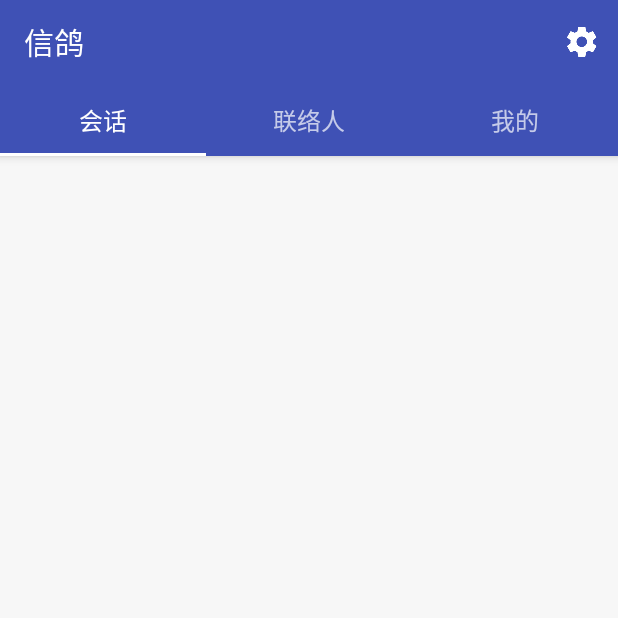
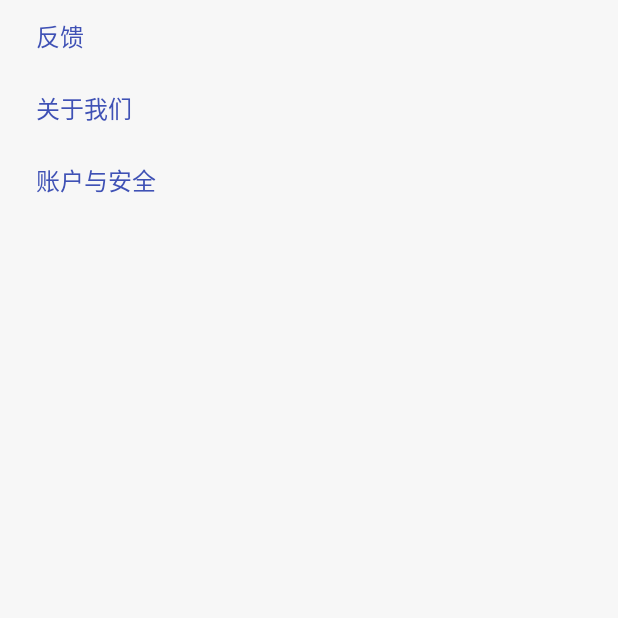
Before and after one commit to WongChen1992/PigeonIM, an Android app: the MainActivity screen opened directly, with no data from a screen before it, after a tap on "设置", on a phone screen of 412 x 824 dp, the top half of it. Run offline under Robolectric (Android 15) with nearby library versions, the phone set to English and light mode, and no system bars; our stand-ins replace ButterKnife; libraries missing offline, so code that uses them is left out: io.rong.imkit, io.rong.imlib; 2 statements that could not run were skipped.

Commit message:
颜色问题解决了

```diff
--- a/app/build.gradle
+++ b/app/build.gradle
@@ -5,7 +5,7 @@ android {
     defaultConfig {
         applicationId "com.pixel.pigeonim"
         minSdkVersion 21
-        targetSdkVersion 26
+        targetSdkVersion 23
         versionCode 1
         versionName "1.0"
         testInstrumentationRunner "android.support.test.runner.AndroidJUnitRunner"
--- a/app/src/main/AndroidManifest.xml
+++ b/app/src/main/AndroidManifest.xml
@@ -35,6 +35,10 @@
         <activity
             android:name=".activity.ResetPasswordActivity"
             android:screenOrientation="portrait"></activity>
+        <activity
+            android:name=".activity.SettingActivity"
+            android:screenOrientation="portrait"
+            android:theme="@style/Setting"></activity>
 
         <provider
             android:name="android.support.v4.content.FileProvider"
--- /dev/null
+++ b/app/src/main/java/com/pixel/pigeonim/activity/AppCompatPreferenceActivity.java
@@ -0,0 +1,108 @@
+package com.pixel.pigeonim.activity;
+
+import android.content.res.Configuration;
+import android.os.Bundle;
+import android.preference.PreferenceActivity;
+import android.support.annotation.LayoutRes;
+import android.support.annotation.Nullable;
+import android.support.v7.app.ActionBar;
+import android.support.v7.app.AppCompatDelegate;
+import android.support.v7.widget.Toolbar;
+import android.view.MenuInflater;
+import android.view.View;
+import android.view.ViewGroup;
+
+/**
+ * Created by a1111 on 17/11/10.
+ */
+
+public class AppCompatPreferenceActivity extends PreferenceActivity {
+    private AppCompatDelegate mDelegate;
+
+    @Override
+    protected void onCreate(Bundle savedInstanceState) {
+        getDelegate().installViewFactory();
+        getDelegate().onCreate(savedInstanceState);
+        super.onCreate(savedInstanceState);
+    }
+
+    @Override
+    protected void onPostCreate(Bundle savedInstanceState) {
+        super.onPostCreate(savedInstanceState);
+        getDelegate().onPostCreate(savedInstanceState);
+    }
+
+    public ActionBar getSupportActionBar() {
+        return getDelegate().getSupportActionBar();
+    }
+
+    public void setSupportActionBar(@Nullable Toolbar toolbar) {
+        getDelegate().setSupportActionBar(toolbar);
+    }
+
+    @Override
+    public MenuInflater getMenuInflater() {
+        return getDelegate().getMenuInflater();
+    }
+
+    @Override
+    public void setContentView(@LayoutRes int layoutResID) {
+        getDelegate().setContentView(layoutResID);
+    }
+
+    @Override
+    public void setContentView(View view) {
+        getDelegate().setContentView(view);
+    }
+
+    @Override
+    public void setContentView(View view, ViewGroup.LayoutParams params) {
+        getDelegate().setContentView(view, params);
+    }
+
+    @Override
+    public void addContentView(View view, ViewGroup.LayoutParams params) {
+        getDelegate().addContentView(view, params);
+    }
+
+    @Override
+    protected void onPostResume() {
+        super.onPostResume();
+        getDelegate().onPostResume();
+    }
+
+    @Override
+    protected void onTitleChanged(CharSequence title, int color) {
+        super.onTitleChanged(title, color);
+        getDelegate().setTitle(title);
+    }
+
+    @Override
+    public void onConfigurationChanged(Configuration newConfig) {
+        super.onConfigurationChanged(newConfig);
+        getDelegate().onConfigurationChanged(newConfig);
+    }
+
+    @Override
+    protected void onStop() {
+        super.onStop();
+        getDelegate().onStop();
+    }
+
+    @Override
+    protected void onDestroy() {
+        super.onDestroy();
+        getDelegate().onDestroy();
+    }
+
+    public void invalidateOptionsMenu() {
+        getDelegate().invalidateOptionsMenu();
+    }
+
+    private AppCompatDelegate getDelegate() {
+        if (mDelegate == null) {
+            mDelegate = AppCompatDelegate.create(this, null);
+        }
+        return mDelegate;
+    }
+}
--- a/app/src/main/java/com/pixel/pigeonim/activity/MainActivity.java
+++ b/app/src/main/java/com/pixel/pigeonim/activity/MainActivity.java
@@ -90,6 +90,7 @@ public class MainActivity extends BaseActivity {
 //                intent.setClass(this, SettingsActivity.class);
 //                startActivity(intent);
                 Log.e("====", "setting");
+                startActivity(SettingActivity.class);
                 break;
         }
         return super.onOptionsItemSelected(item);
--- a/app/src/main/java/com/pixel/pigeonim/activity/SignInActivity.java
+++ b/app/src/main/java/com/pixel/pigeonim/activity/SignInActivity.java
@@ -122,7 +122,7 @@ public class SignInActivity extends BaseActivity {
 //        }
 
         //TODO 登录成功后需用获取的Token 连接IM
-        String token = "MQZZLyEQCg8B+wktbT6LRSoqQbMQNljAVF/ShO4DvFjIPtDVH0kIsj4eQ5YZp5C/ebR0pR6N73E=";
+        String token = "rq4MDKpAuPQrguPKAqEoRLOeZFUHm564XgibGJz3apUtKlZ4pPBLbl33aRqUoaaTdS9/mZD8Qr91wMvbdNBO5A==";
         RongIMClient.connect(token, new RongIMClient.ConnectCallback() {
             @Override
             public void onTokenIncorrect() {
--- a/app/src/main/res/layout/activity_welcome.xml
+++ b/app/src/main/res/layout/activity_welcome.xml
@@ -3,6 +3,11 @@
     android:layout_width="match_parent"
     android:layout_height="match_parent"
     android:background="@color/colorAccent">
+    <ImageView
+        android:layout_width="wrap_content"
+        android:layout_height="wrap_content"
+        android:src="@mipmap/white"
+        android:layout_gravity="center"/>
 
 
 </FrameLayout>
--- a/app/src/main/res/values/colors.xml
+++ b/app/src/main/res/values/colors.xml
@@ -8,5 +8,5 @@
     <color name="textColorPrimary">@android:color/white</color>
 
     <color name="colorTabNormalColor">#B3FFFFFF</color>
-    <color name="colorTabSelectedColor">#FFFFFF</color>
+    <color name="colorTabSelectedColor">#3F51B5</color>
 </resources>
--- a/app/src/main/res/values/strings.xml
+++ b/app/src/main/res/values/strings.xml
@@ -22,6 +22,17 @@
     <string name="find_password_">找回密码</string>
     <string name="confirm"><u>确认</u></string>
     <string name="register_hint_password_new"><u>请输入新密码</u></string>
+    <string name="fade_back">反馈</string>
+    <string name="about_us">关于我们</string>
+    <string name="account_safe">账户与安全</string>
+    <string name="name">kobe</string>
+    <string name="change_account">修改用户名</string>
+    <string name="change_password">修改密码</string>
+    <string name="email">邮箱</string>
+    <string name="address">250746335@qq.com</string>
+    <string name="open_source">开源地址</string>
+    <string name="source_address">https://github.com/sealtalk/sealtalk-android</string>
+
 
 
 </resources>
--- a/app/src/main/res/values/styles.xml
+++ b/app/src/main/res/values/styles.xml
@@ -15,4 +15,24 @@
     <style name="TabLayoutTheme" parent="TextAppearance.AppCompat.Widget.ActionBar.Title">
         <item name="android:textSize">@dimen/text_size_middle</item>
     </style>
+    <style name="SignIn" parent="Theme.AppCompat.Light.NoActionBar">
+        <item name="colorPrimary">@color/colorPrimary</item>
+        <item name="colorPrimaryDark">@color/colorPrimaryDark</item>
+        <item name="colorAccent">@color/colorAccent</item>
+        <item name="android:navigationBarColor">@color/colorPrimaryDark</item>
+        <item name="android:textColorPrimary">@color/colorPrimary</item>
+        <item name="android:windowBackground">@color/windowBackground</item>
+        <item name="android:colorControlNormal">@color/colorControlNormal</item>
+    </style>
+    <style name="Setting" parent="Theme.AppCompat.Light.NoActionBar">
+        <item name="colorPrimary">@color/colorPrimary</item>
+        <item name="colorPrimaryDark">@color/colorPrimaryDark</item>
+        <item name="colorAccent">@color/colorAccent</item>
+        <item name="android:navigationBarColor">@color/colorPrimaryDark</item>
+        <item name="android:textColorPrimary">@color/colorPrimary</item>
+        <item name="android:windowBackground">@color/windowBackground</item>
+        <item name="android:colorControlNormal">@color/colorControlNormal</item>
+    </style>
+
+
 </resources>
--- /dev/null
+++ b/app/src/main/res/xml/about_us.xml
@@ -0,0 +1,22 @@
+<?xml version="1.0" encoding="utf-8"?>
+<PreferenceScreen xmlns:android="http://schemas.android.com/apk/res/android" >
+
+<Preference
+    android:maxLines="1"
+    android:selectAllOnFocus="true"
+    android:singleLine="true"
+    android:textColor="@color/colorPrimary"
+    android:title="@string/email"
+    android:summary="@string/address">
+</Preference>
+
+<Preference
+    android:maxLines="1"
+    android:selectAllOnFocus="true"
+    android:singleLine="true"
+    android:textColor="@color/colorPrimary"
+    android:title="@string/open_source"
+    android:summary="@string/source_address">
+</Preference>
+
+</PreferenceScreen>
--- /dev/null
+++ b/app/src/main/res/xml/account_safe.xml
@@ -0,0 +1,23 @@
+<?xml version="1.0" encoding="utf-8"?>
+<PreferenceScreen xmlns:android="http://schemas.android.com/apk/res/android">
+
+    <EditTextPreference
+        android:capitalize="words"
+        android:defaultValue="@string/name"
+        android:inputType="textCapWords"
+        android:key="change_account"
+        android:maxLines="1"
+        android:selectAllOnFocus="true"
+        android:singleLine="true"
+        android:textColor="@color/colorPrimary"
+        android:title="@string/change_account" />
+    <Preference
+        android:enabled="true"
+        android:key="password"
+        android:textColor="@color/colorPrimary"
+        android:title="@string/change_password">
+
+
+
+    </Preference>
+</PreferenceScreen>
--- /dev/null
+++ b/app/src/main/res/xml/fade_back.xml
@@ -0,0 +1,5 @@
+<?xml version="1.0" encoding="utf-8"?>
+<PreferenceScreen xmlns:android="http://schemas.android.com/apk/res/android">
+
+
+</PreferenceScreen>
--- /dev/null
+++ b/app/src/main/res/xml/setting.xml
@@ -0,0 +1,22 @@
+<preference-headers
+    xmlns:android="http://schemas.android.com/apk/res/android"
+    >
+
+    <!-- These settings headers are only used on tablets. -->
+
+    <header
+        android:fragment="com.pixel.pigeonim.activity.SettingActivity$FadebackPreferenceFragment"
+        android:title="@string/fade_back"
+        />
+
+    <header
+        android:fragment="com.pixel.pigeonim.activity.SettingActivity$AboutUsPreferenceFragment"
+        android:title="@string/about_us"
+        />
+
+    <header
+        android:fragment="com.pixel.pigeonim.activity.SettingActivity$AccoutAndSafePreferenceFragment"
+        android:title="@string/account_safe"
+        />
+
+</preference-headers>
```
Also changed, not shown: app/src/main/java/com/pixel/pigeonim/activity/SettingActivity.java (added, +231 -0 lines), app/src/main/java/com/pixel/pigeonim/app/AppContext.java (+22 -1 lines), app/src/main/res/drawable/ic_info_black_24dp.xml (added, +9 -0 lines), app/src/main/res/layout/activity_signin.xml (+15 -0 lines), app/src/main/res/mipmap-hdpi/blue.png (added), app/src/main/res/mipmap-hdpi/white.png (added), 2 other files.
